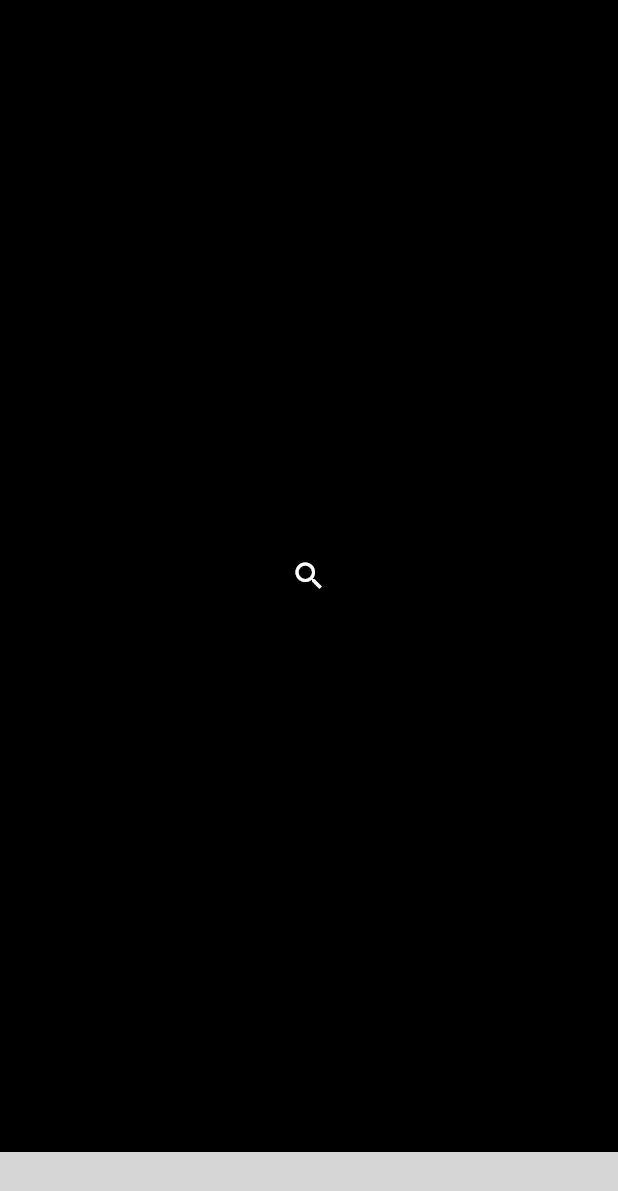
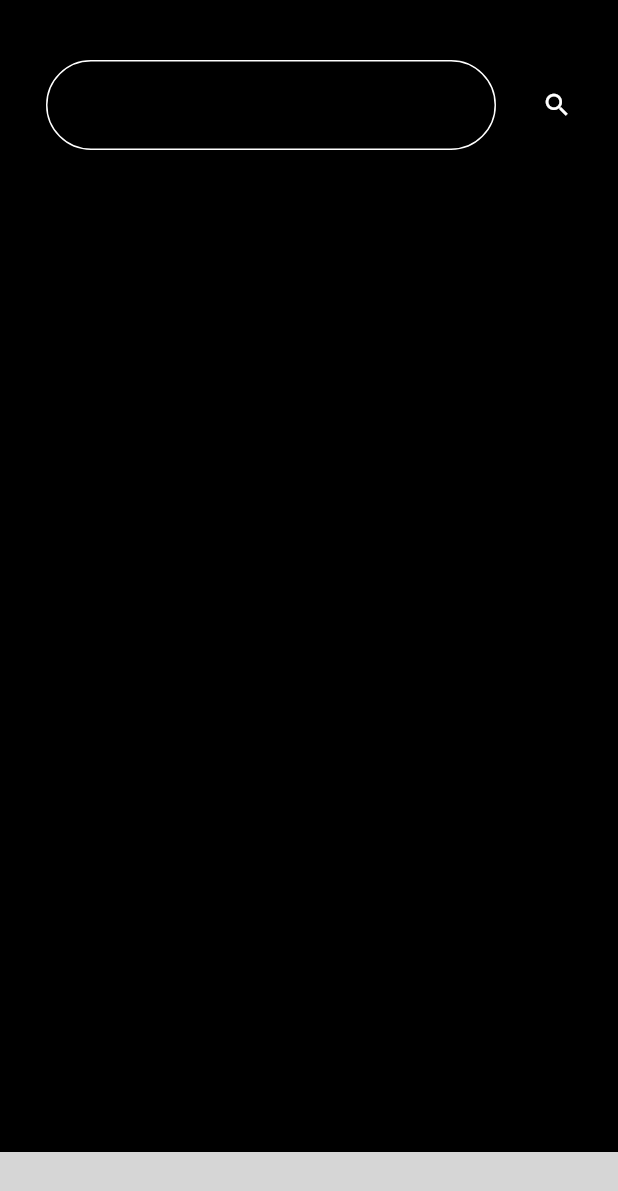
Before and after one commit to apoorvaadarsh/ombre_search_page, a Flutter app: the screen it shows after launch, swiped to page 3, on a phone screen of 412 x 824 dp. Shown: the top 1191 px of the screen. Run offline on Flutter 3.47's test engine with Material 2 defaults, Android fonts, the phone set to English and light mode, and no system bars; missing offline and left inert: custom_bottom_navigation_bar; grey boxes are pictures that could not be loaded.

Commit message:
added search field

```diff
--- a/lib/screens/home_screen.dart
+++ b/lib/screens/home_screen.dart
@@ -12,6 +12,9 @@ class HomeScreen extends StatelessWidget {
     return Scaffold(
       backgroundColor: Theme.of(context).backgroundColor,
       bottomNavigationBar: CustomBottomNavigationBar(
+        backgroundColor: Colors.grey[900],
+        itemBackgroudnColor: Colors.red,
+        itemOutlineColor: Theme.of(context).backgroundColor,
         onTap: (index) {
           _pageController.animateToPage(index,
               curve: Curves.fastLinearToSlowEaseIn,
--- a/lib/screens/search_screen.dart
+++ b/lib/screens/search_screen.dart
@@ -1,13 +1,27 @@
 import 'package:flutter/material.dart';
+import 'package:ombre_search_page/widgets/searchBar.dart';
 
 class SearchScreen extends StatelessWidget {
   @override
   Widget build(BuildContext context) {
-    return Center(
-      child: Icon(
-        Icons.search,
-        color: Colors.white,
-      ),
+    return Column(
+      mainAxisAlignment: MainAxisAlignment.start,
+      children: [
+        SizedBox(
+          height: 40,
+        ),
+        Row(
+          mainAxisAlignment: MainAxisAlignment.spaceEvenly,
+          children: [
+            SearchBar(),
+            Icon(
+              Icons.search,
+              color: Colors.white,
+              size: 20,
+            ),
+          ],
+        ),
+      ],
     );
   }
 }
--- /dev/null
+++ b/lib/widgets/searchBar.dart
@@ -0,0 +1,38 @@
+import 'package:flutter/material.dart';
+
+class SearchBar extends StatefulWidget {
+  @override
+  _SearchBarState createState() => _SearchBarState();
+}
+
+class _SearchBarState extends State<SearchBar> {
+  final _searchController = TextEditingController();
+  @override
+  Widget build(BuildContext context) {
+    return Container(
+      width: 300,
+      height: 60,
+      child: TextField(
+        controller: _searchController,
+        decoration: InputDecoration(
+            enabledBorder: OutlineInputBorder(
+              borderSide: BorderSide(
+                color: Colors.white,
+              ),
+              borderRadius: BorderRadius.all(
+                Radius.circular(30),
+              ),
+            ),
+            focusedBorder: OutlineInputBorder(
+              borderSide: BorderSide(
+                color: Colors.white,
+              ),
+              borderRadius: BorderRadius.all(
+                Radius.circular(30),
+              ),
+            ),
+            fillColor: Colors.grey[700]),
+      ),
+    );
+  }
+}
--- /dev/null
+++ b/lib/widgets/searchList.dart
@@ -0,0 +1,14 @@
+import 'package:flutter/material.dart';
+
+class SearchList extends StatelessWidget {
+  @override
+  Widget build(BuildContext context) {
+    return SingleChildScrollView(
+      child: ListView(
+        children: [
+
+        ],
+      ),
+    );
+  }
+}
```
